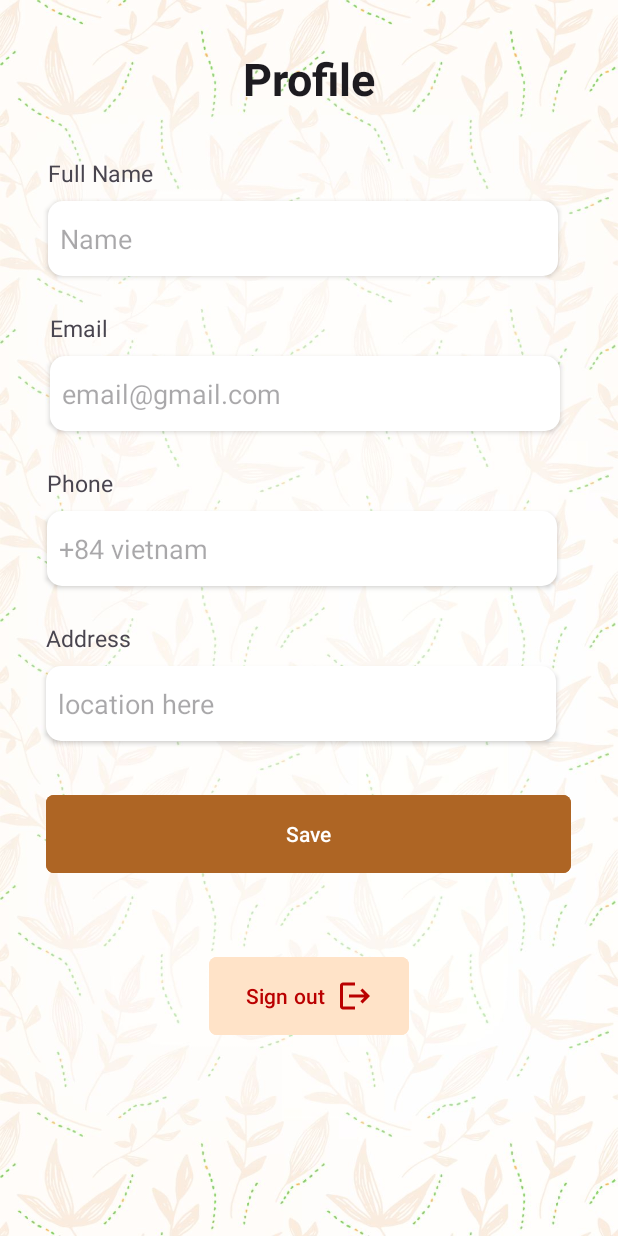
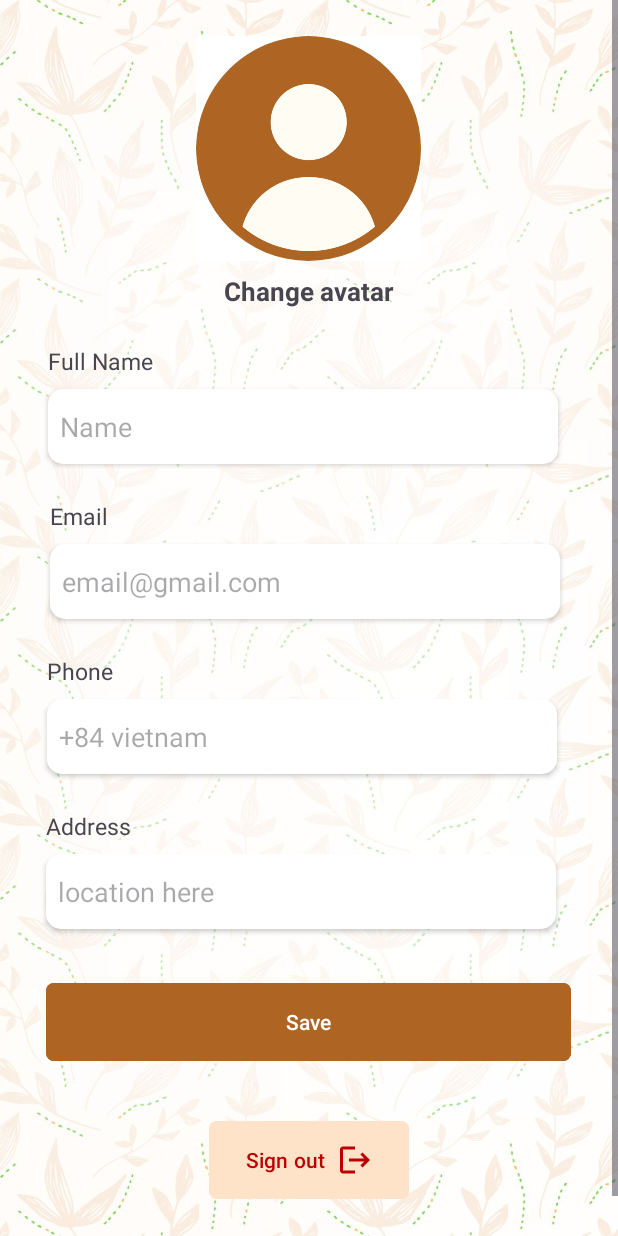
Before and after one commit to klam-12/SeSeCoffee, an Android app: the ProfileActivity screen opened directly, with no data from a screen before it, on a phone screen of 412 x 824 dp. Run offline under Robolectric (Android 15) with nearby library versions, the phone set to English and light mode, and no system bars; our stand-ins replace CircleImageView, Firebase (no records; nobody signed in at launch, a user with empty details on screens opened directly), data binding; libraries missing offline, so code that uses them is left out: com.stripe.model; pictures from the network do not load.

Commit message:
Add: UI avatar to ProfileActivity

```diff
--- a/app/build.gradle.kts
+++ b/app/build.gradle.kts
@@ -107,4 +107,5 @@ dependencies {
     implementation("com.squareup.okhttp3:okhttp:4.12.0")
 
     implementation ("com.intuit.sdp:sdp-android:1.1.1")
+    implementation("de.hdodenhof:circleimageview:3.1.0")
 }
--- a/app/src/main/res/layout/activity_profile.xml
+++ b/app/src/main/res/layout/activity_profile.xml
@@ -3,39 +3,56 @@
 <layout xmlns:android="http://schemas.android.com/apk/res/android"
     xmlns:app="http://schemas.android.com/apk/res-auto"
     xmlns:tools="http://schemas.android.com/tools">
+    <ScrollView
+        android:layout_width="match_parent"
+        android:layout_height="match_parent"
+        android:background="@drawable/bg_sign_in"
 
+        >
 <androidx.constraintlayout.widget.ConstraintLayout
     android:layout_width="match_parent"
     android:layout_height="match_parent"
-    android:background="@drawable/bg_sign_in"
     tools:context=".ProfileActivity">
 
+    <de.hdodenhof.circleimageview.CircleImageView
+        android:id="@+id/avatar"
+        android:layout_width="150dp"
+        android:layout_height="150dp"
+        android:layout_marginTop="24dp"
+        android:layout_gravity="center"
+        android:background="@color/white"
+        android:src="@drawable/default_ava"
+        app:civ_border_color="#FF000000"
+        app:civ_border_width="0dp"
+        app:layout_constraintEnd_toEndOf="parent"
+        app:layout_constraintHorizontal_bias="0.498"
+        app:layout_constraintStart_toStartOf="parent"
+        app:layout_constraintTop_toTopOf="parent"
+        tools:layout_gravity="center" />
+
     <TextView
-        android:id="@+id/profile_text_title"
+        android:id="@+id/profile_change_ava"
         android:layout_width="wrap_content"
         android:layout_height="wrap_content"
-        android:layout_marginTop="32dp"
-        android:text="@string/profileTitle"
-        android:textAppearance="@style/TextAppearance.AppCompat.Large"
-        android:textSize="30sp"
+        android:layout_marginTop="8dp"
+        android:text="Change avatar"
+        android:textSize="17sp"
         android:textStyle="bold"
-        app:layout_constraintBottom_toBottomOf="parent"
-        app:layout_constraintEnd_toEndOf="parent"
-        app:layout_constraintStart_toStartOf="parent"
-        app:layout_constraintTop_toTopOf="parent"
-        app:layout_constraintVertical_bias="0.0" />
+        app:layout_constraintEnd_toEndOf="@+id/avatar"
+        app:layout_constraintStart_toStartOf="@+id/avatar"
+        app:layout_constraintTop_toBottomOf="@+id/avatar" />
 
     <TextView
         android:id="@+id/profile_text_fullName"
         android:layout_width="wrap_content"
         android:layout_height="wrap_content"
-        android:layout_marginTop="32dp"
+        android:layout_marginTop="24dp"
         android:text="Full Name"
         android:textSize="15sp"
         app:layout_constraintEnd_toEndOf="parent"
         app:layout_constraintHorizontal_bias="0.093"
         app:layout_constraintStart_toStartOf="parent"
-        app:layout_constraintTop_toBottomOf="@+id/profile_text_title" />
+        app:layout_constraintTop_toBottomOf="@+id/profile_change_ava" />
 
     <EditText
         android:id="@+id/profile_input_fullName"
@@ -153,17 +170,20 @@
         android:id="@+id/profile_signOut_btn"
         android:layout_width="wrap_content"
         android:layout_height="60dp"
-        android:layout_marginTop="48dp"
+        android:layout_marginTop="32dp"
+        android:layout_marginBottom="48dp"
         android:backgroundTint="#FFE3C8"
-        android:text="Sign out"
         android:drawableEnd="@drawable/ic_log_out"
         android:drawableTint="@color/red"
+        android:text="Sign out"
         android:textColor="@color/red"
         app:cornerRadius="5dp"
+        app:layout_constraintBottom_toBottomOf="parent"
         app:layout_constraintEnd_toEndOf="@+id/profile_save_btn"
         app:layout_constraintStart_toStartOf="@+id/profile_save_btn"
         app:layout_constraintTop_toBottomOf="@+id/profile_save_btn" />
 
 
 </androidx.constraintlayout.widget.ConstraintLayout>
+    </ScrollView>
 </layout>
```
Also changed, not shown: app/src/main/java/com/example/sesecoffee/ProfileActivity.kt (+62 -17 lines), app/src/main/res/drawable/default_ava.png (added).
